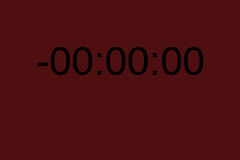
Above: Lab2/timeralarm.ui from JustTaya/uniProjects_secondYear before the change. Below: the same form after it.
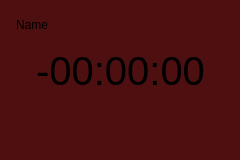
That is the form after the change. Icons and pictures are not drawn.

```diff
--- a/Lab2/timeralarm.ui
+++ b/Lab2/timeralarm.ui
@@ -34,7 +34,7 @@
    <property name="geometry">
     <rect>
      <x>20</x>
-     <y>20</y>
+     <y>30</y>
      <width>201</width>
      <height>81</height>
     </rect>
@@ -65,6 +65,19 @@
     <string/>
    </property>
   </widget>
+  <widget class="QLabel" name="Name">
+   <property name="geometry">
+    <rect>
+     <x>16</x>
+     <y>9</y>
+     <width>91</width>
+     <height>31</height>
+    </rect>
+   </property>
+   <property name="text">
+    <string>Name</string>
+   </property>
+  </widget>
  </widget>
  <resources/>
  <connections/>
```
Left out of the diff: 2 changed lines with no effect on the pictures.
